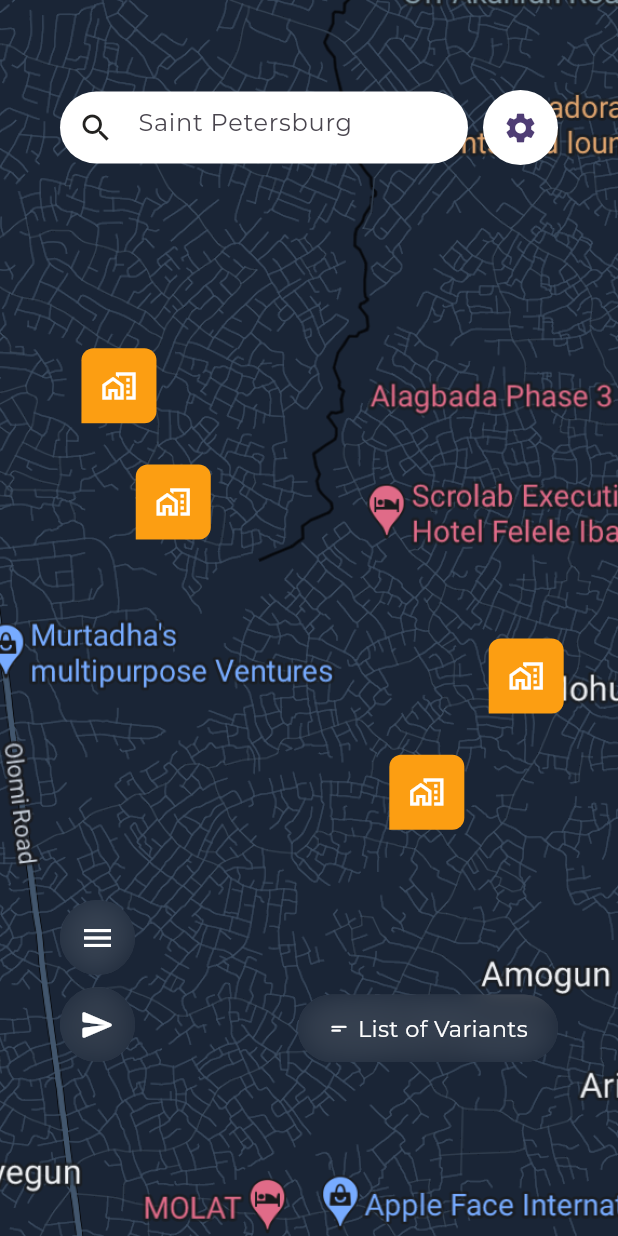
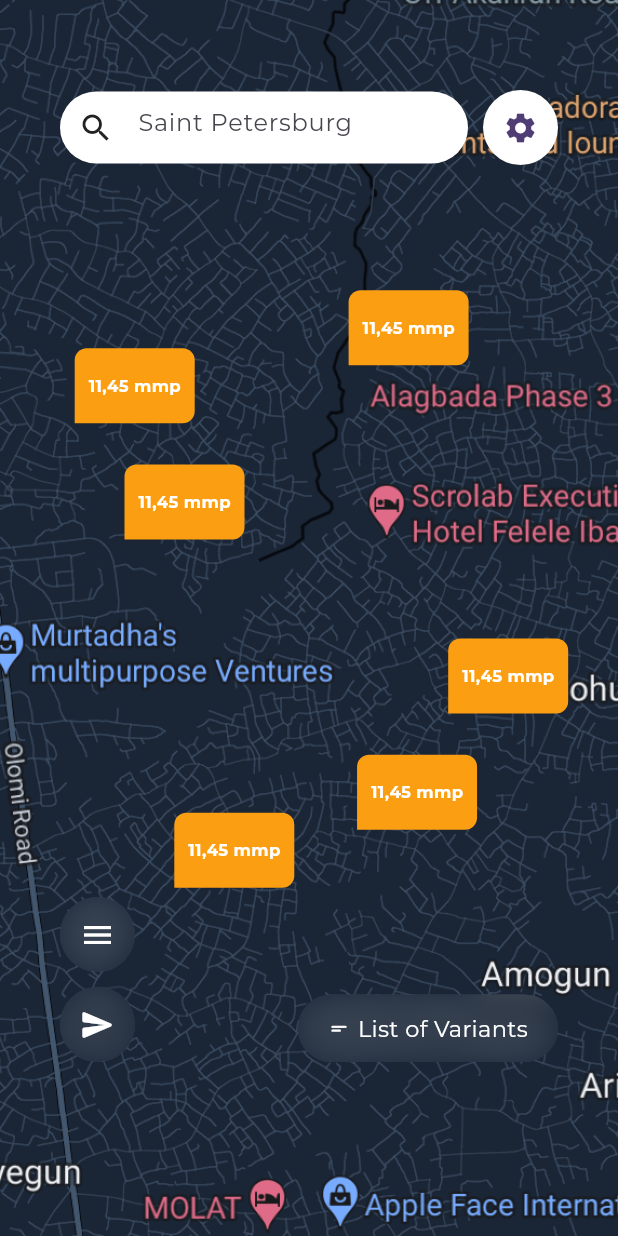
Before and after one commit to EmmanuelTobi/realestate_ui, a Flutter app: the SearchScreen screen opened directly, after a tap on the "send" icon, on a phone screen of 412 x 824 dp. Run offline on Flutter 3.47's test engine with Material 3 defaults, Android fonts, the phone set to English and light mode, and no system bars; missing offline and left inert: flutter_context_menu.

Commit message:
improve pin animation with show meun options

```diff
--- a/lib/ui/search/search_screen_view.dart
+++ b/lib/ui/search/search_screen_view.dart
@@ -12,6 +12,9 @@ class SearchScreen extends StatefulWidget {
 }
 
 class _SearchScreenState extends State<SearchScreen> {
+
+  var showNumbers = false;
+
   @override
   Widget build(BuildContext context) {
     return Scaffold(
@@ -28,7 +31,9 @@ class _SearchScreenState extends State<SearchScreen> {
         ),
         child: Stack(
           children: [
-            ...mapPinsRandom(showNumbers: false),
+            ...mapPinsRandom(
+                showNumbers: showNumbers
+            ),
             Positioned(
               top: 60,
               left: 40,
@@ -43,7 +48,7 @@ class _SearchScreenState extends State<SearchScreen> {
                       ),
                       child: TextField(
                         controller: TextEditingController(),
-                        onChanged: (s){
+                        onChanged: (s) {
 
                         },
                         decoration: const InputDecoration(
@@ -74,7 +79,21 @@ class _SearchScreenState extends State<SearchScreen> {
               bottom: kBottomNavigationBarHeight + 60,
               left: 40,
               right: 40,
-              child: SearchBottomOptionsView(),
+              child: SearchBottomOptionsView(
+                onWithoutLayerAction: (){
+
+                  setState(() {
+
+                    if(showNumbers == true) {
+                      showNumbers = false;
+                    } else {
+                      showNumbers = true;
+                    }
+
+                  });
+
+                },
+              ),
             )
           ],
         ),
--- a/lib/ui/search/views/bottom_options_view.dart
+++ b/lib/ui/search/views/bottom_options_view.dart
@@ -1,11 +1,16 @@
 import 'dart:ui';
 
 import 'package:flutter/material.dart';
+import 'package:flutter_context_menu/flutter_context_menu.dart';
 
 class SearchBottomOptionsView extends StatelessWidget {
-  SearchBottomOptionsView({super.key});
+  SearchBottomOptionsView({
+    super.key,
+    this.onWithoutLayerAction
+  });
 
   final GlobalKey _key = GlobalKey();
+  final Function? onWithoutLayerAction;
 
   @override
   Widget build(BuildContext context) {
@@ -22,11 +27,13 @@ class SearchBottomOptionsView extends StatelessWidget {
               ),
             ),
             const SizedBox(
-              height: 8,
+              height: 10,
             ),
             InkWell(
               onTap: () {
-                //showMenuWithPosition(_key);
+                showMenuWithPosition(_key,
+                  onWithoutLayerAction: () => onWithoutLayerAction!()
+                );
               },
               child: IconsCircle(
                 key: _key,
@@ -107,3 +114,48 @@ class IconsCircle extends StatelessWidget {
     );
   }
 }
+
+void showMenuWithPosition(GlobalKey key, {Function? onWithoutLayerAction}) {
+  RenderBox? box = key.currentContext?.findRenderObject() as RenderBox?;
+  Offset? position = box?.localToGlobal(Offset.zero);
+  double y = position?.dy ?? 0;
+  double x = position?.dx ?? 0;
+
+  int yOffset = -170;
+  y = y + yOffset;
+
+  final contextMenu = ContextMenu(
+      entries: <ContextMenuEntry>[
+        MenuItem(
+          label: 'Cosy Areas',
+          icon: Icons.home,
+          onSelected: () {
+
+          },
+        ),
+        MenuItem(
+          label: 'Price',
+          icon: Icons.wallet,
+          onSelected: () {
+
+          },
+        ),
+        MenuItem(
+          label: 'Infrastructure',
+          icon: Icons.shopping_basket_outlined,
+          onSelected: () {
+
+          },
+        ),
+        MenuItem(
+          label: 'Without any layers',
+          icon: Icons.layers,
+          onSelected: () => onWithoutLayerAction!(),
+        ),
+      ],
+      position: Offset(x, y),
+      padding: const EdgeInsets.all(18.0),
+      borderRadius: BorderRadius.circular(20));
+
+  showContextMenu(key.currentContext!, contextMenu: contextMenu);
+}
--- a/lib/views/map_pins_view.dart
+++ b/lib/views/map_pins_view.dart
@@ -36,6 +36,20 @@ List<Align> mapPinsRandom({bool? showNumbers}) {
       child: SetPins(showNumbers: showNumbers,),
     ),
 
+    Align(
+      alignment: const Alignment(
+          -0.3, 0.4
+      ),
+      child: SetPins(showNumbers: showNumbers,),
+    ),
+
+    Align(
+      alignment: const Alignment(
+          0.4, -0.5
+      ),
+      child: SetPins(showNumbers: showNumbers,),
+    ),
+
   ]);
 
   return pins;
@@ -52,9 +66,10 @@ class SetPins extends StatelessWidget {
 
   @override
   Widget build(BuildContext context) {
-    return Container(
+    return AnimatedContainer(
+      duration: const Duration(milliseconds: 800),
       height: 50,
-      width: showNumbers! == true ? 90 : 50,
+      width: showNumbers! == true ? 40 : 80,
       decoration: const BoxDecoration(
         color: primaryColor,
         borderRadius: BorderRadius.only(
@@ -63,10 +78,17 @@ class SetPins extends StatelessWidget {
             topRight: Radius.circular(8)),
       ),
       child: Center(
-        child: showNumbers! != true ? const Icon(
+        child: showNumbers! == true ? const Icon(
           Icons.home_work_outlined,
           color: Colors.white,
-        ) : const Text('11,45 mmp'),
+        ) : const Padding(
+          padding: EdgeInsets.all(2.0),
+          child: Text('11,45 mmp', style: TextStyle(
+              fontSize: 11,
+              fontWeight: FontWeight.w600,
+              color: Colors.white
+          ),),
+        ),
       ),
     );
   }
```
